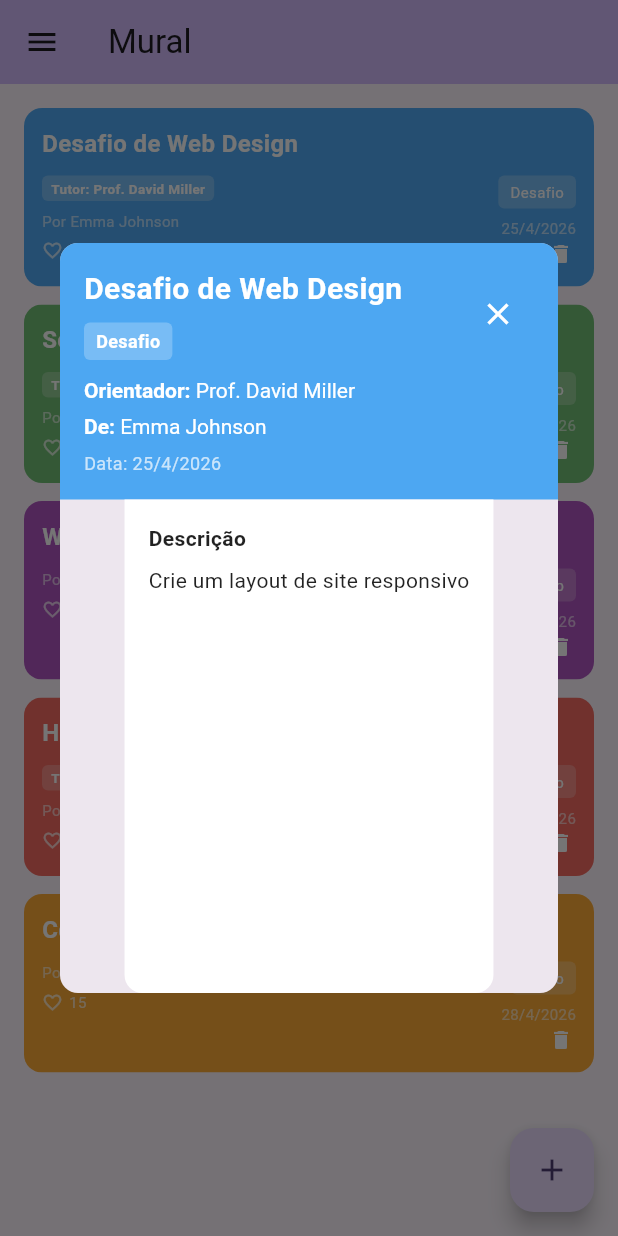
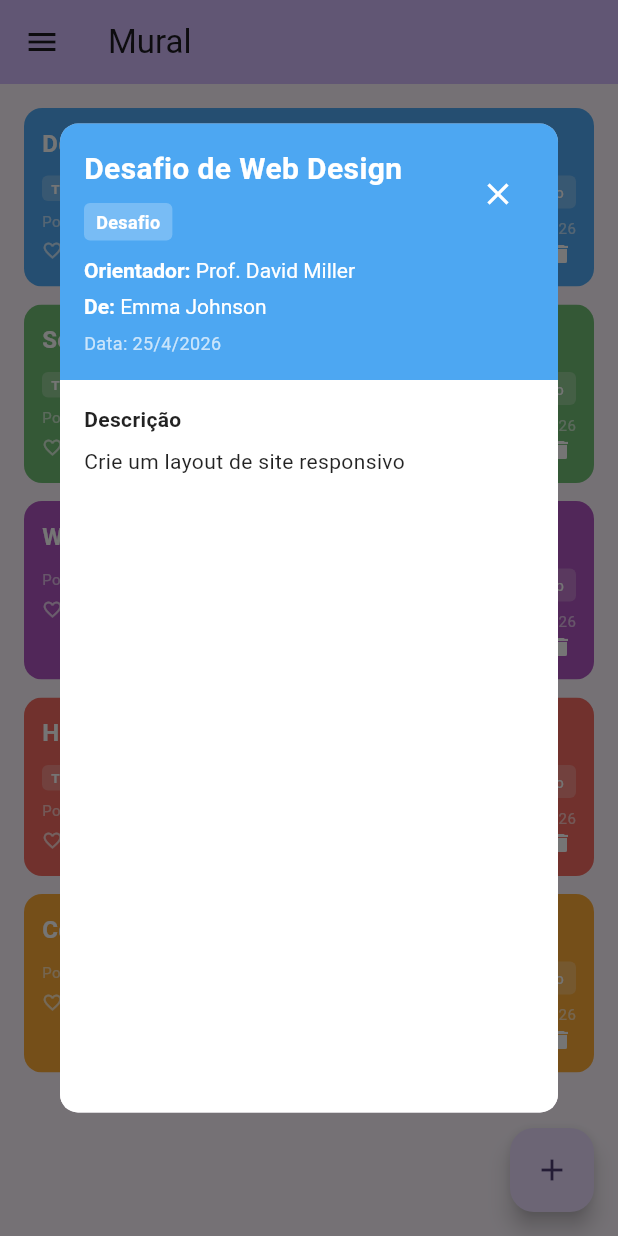
Before and after one commit to Midvirus/App-Meninas-Digitais, a Flutter app: the PinboardPage screen opened by its route, after a tap on "Desafio de Web Design", on a phone screen of 412 x 824 dp. Run offline on Flutter 3.47's test engine with Material 3 defaults, Android fonts, the phone set to English and light mode, and no system bars; our stand-ins replace font_awesome_flutter.

Commit message:
Fix: ajuste nas descrições

```diff
--- a/lib/pinboard.dart
+++ b/lib/pinboard.dart
@@ -445,8 +445,11 @@ class _PinDetailsDialogState extends State<_PinDetailsDialog> {
         borderRadius: BorderRadius.circular(12),
       ),
       child: Container(
-        constraints: const BoxConstraints(maxWidth: 500, maxHeight: 500,),
+        constraints: BoxConstraints(
+          maxHeight: MediaQuery.of(context).size.height * 0.8,
+        ),
         child: Column(
+          crossAxisAlignment: CrossAxisAlignment.stretch,
           mainAxisSize: MainAxisSize.min,
           children: [
             // ==========================
@@ -602,9 +605,7 @@ class _PinDetailsDialogState extends State<_PinDetailsDialog> {
     );
   }
 
-  String _formatDate(DateTime date) {
-    return '${date.day}/${date.month}/${date.year}';
-  }
+
 }
 
 class _AddPinDialog extends StatefulWidget {
```
